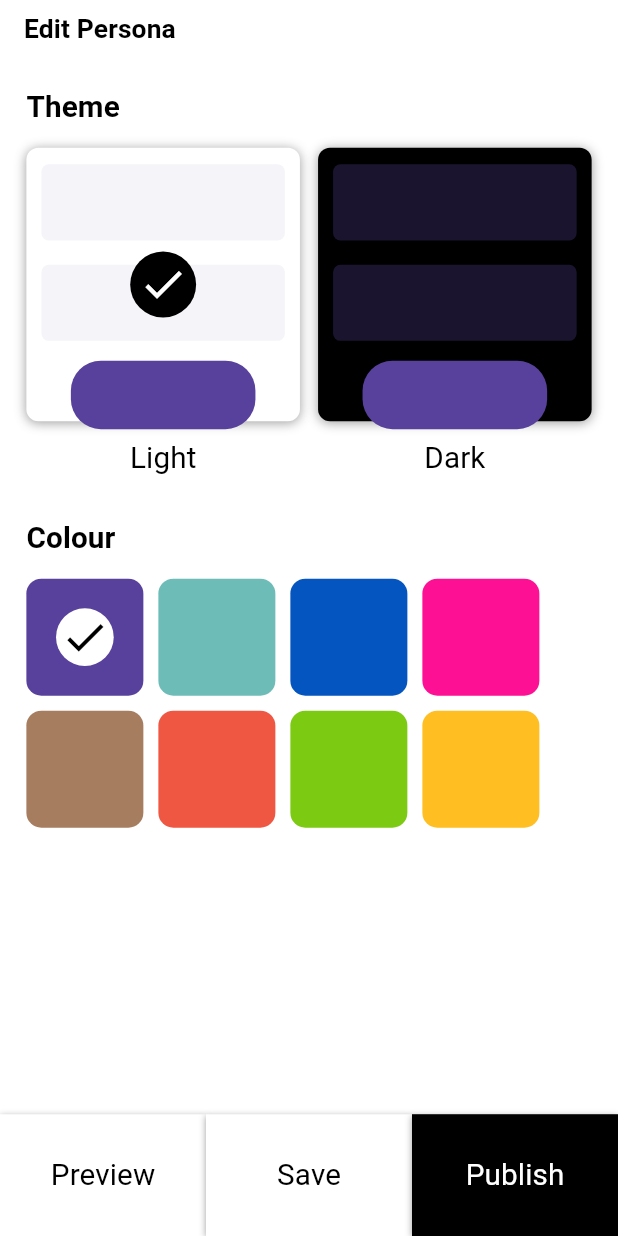
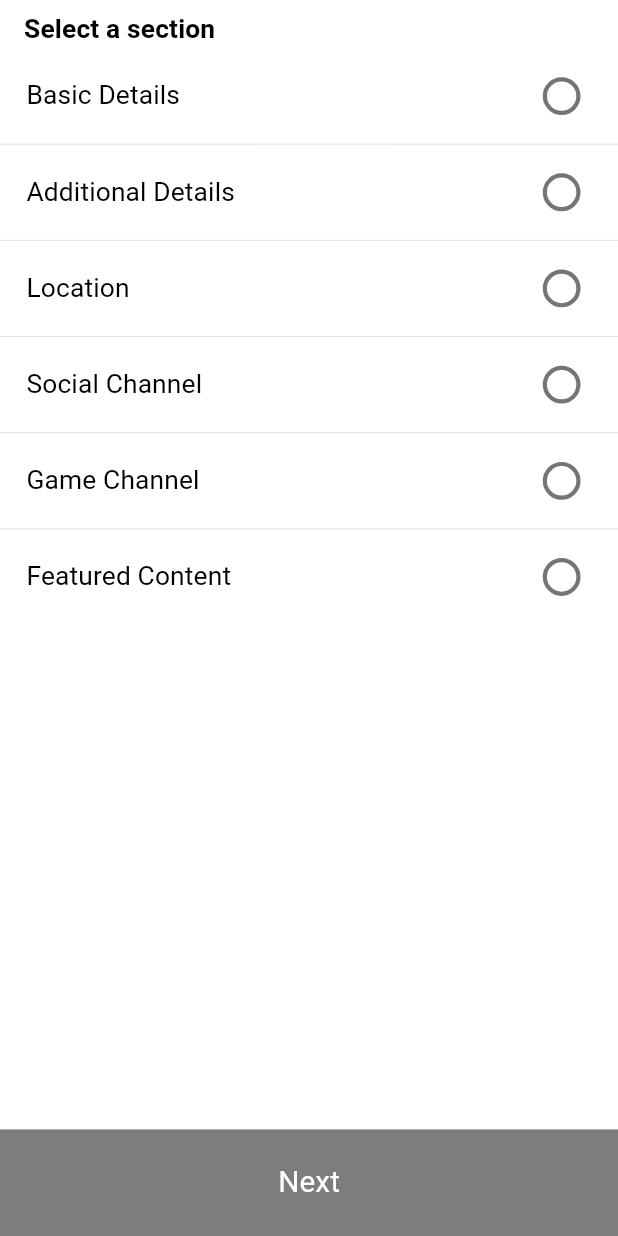
Before and after one commit to atsign-foundation/at_wavi_app, a Flutter app: the screen it shows after launch, on a phone screen of 412 x 824 dp. Run offline on Flutter 3.47's test engine with Material 2 defaults, Android fonts, the phone set to English and light mode, and no system bars; our stand-ins replace hive, hive_flutter; accounts and stored records are empty; Roboto replaces fonts that are missing (HelveticaNeu).

Commit message:
Added add link class

```diff
--- a/lib/routes/route_names.dart
+++ b/lib/routes/route_names.dart
@@ -1,4 +1,5 @@
 class Routes {
   static const String HOME = 'home';
   static const String EDIT_PERSONA = 'edit_persona';
+  static const String ADD_LINK = 'add_link';
 }
--- a/lib/routes/routes.dart
+++ b/lib/routes/routes.dart
@@ -1,14 +1,16 @@
 import 'package:at_wavi_app/routes/route_names.dart';
+import 'package:at_wavi_app/screens/add_link/add_link.dart';
 import 'package:at_wavi_app/screens/edit_persona/edit_persona.dart';
 import 'package:at_wavi_app/screens/home/home.dart';
 import 'package:flutter/material.dart';
 
 class SetupRoutes {
-  static String initialRoute = Routes.EDIT_PERSONA;
+  static String initialRoute = Routes.ADD_LINK;
   static Map<String, WidgetBuilder> get routes {
     return {
       Routes.EDIT_PERSONA: (context) => EditPersona(),
       Routes.HOME: (context) => HomeScreen(),
+      Routes.ADD_LINK: (context) => AddLink(),
     };
   }
 
--- /dev/null
+++ b/lib/screens/add_link/add_link.dart
@@ -0,0 +1,100 @@
+import 'package:at_wavi_app/services/size_config.dart';
+import 'package:at_wavi_app/utils/colors.dart';
+import 'package:at_wavi_app/utils/text_styles.dart';
+import 'package:flutter/material.dart';
+
+class AddLink extends StatefulWidget {
+  const AddLink({Key? key}) : super(key: key);
+
+  @override
+  _AddLinkState createState() => _AddLinkState();
+}
+
+class _AddLinkState extends State<AddLink> {
+  List<String> _sections = [
+    'Basic Details',
+    'Additional Details',
+    'Location',
+    'Social Channel',
+    'Game Channel',
+    'Featured Content'
+  ];
+
+  String _selectedValue = '';
+
+  @override
+  Widget build(BuildContext context) {
+    SizeConfig().init(context);
+    return Scaffold(
+      bottomSheet: InkWell(
+        onTap: _selectedValue == '' ? null : () {},
+        child: Container(
+            alignment: Alignment.center,
+            height: 70.toHeight,
+            width: SizeConfig().screenWidth,
+            color: _selectedValue == ''
+                ? ColorConstants.dullColor
+                : Theme.of(context).primaryColor,
+            child: Text(
+              'Next',
+              style: CustomTextStyles.customTextStyle(
+                  Theme.of(context).scaffoldBackgroundColor,
+                  size: 18),
+            )),
+      ),
+      appBar: AppBar(
+        toolbarHeight: 40,
+        title: Text(
+          'Select a section',
+          style: CustomTextStyles.customBoldTextStyle(
+              Theme.of(context).primaryColor,
+              size: 16),
+        ),
+        centerTitle: false,
+        backgroundColor: Theme.of(context).scaffoldBackgroundColor,
+        elevation: 0,
+      ),
+      body: ListView.separated(
+          itemBuilder: (context, _index) {
+            return _radioButtons(_sections[_index]);
+          },
+          separatorBuilder: (context, _index) {
+            return Divider();
+          },
+          itemCount: _sections.length),
+    );
+  }
+
+  Widget _radioButtons(String _value) {
+    return Padding(
+      padding:
+          EdgeInsets.symmetric(horizontal: 16.toWidth, vertical: 4.toHeight),
+      child: Row(
+        mainAxisAlignment: MainAxisAlignment.spaceBetween,
+        children: [
+          Text(
+            '$_value',
+            style: CustomTextStyles.customTextStyle(
+                Theme.of(context).primaryColor,
+                size: 16),
+          ),
+          Transform.scale(
+            scale: 1.4,
+            child: Radio(
+              value: _value,
+              groupValue: _selectedValue,
+              activeColor: Theme.of(context).primaryColor,
+              splashRadius: 5,
+              materialTapTargetSize: MaterialTapTargetSize.shrinkWrap,
+              onChanged: (value) {
+                setState(() {
+                  _selectedValue = _value;
+                });
+              },
+            ),
+          ),
+        ],
+      ),
+    );
+  }
+}
--- a/lib/utils/colors.dart
+++ b/lib/utils/colors.dart
@@ -22,4 +22,7 @@ class ColorConstants {
   static const Color lightPurpleText = Color(0xFF9789C2);
   static const Color lightGrey = Color(0xFFF5F4F9);
   static const Color greyText = Color(0xFF98A0B1);
+
+  /// Opacity color
+  static Color dullColor = Colors.black.withOpacity(0.5);
 }
```
